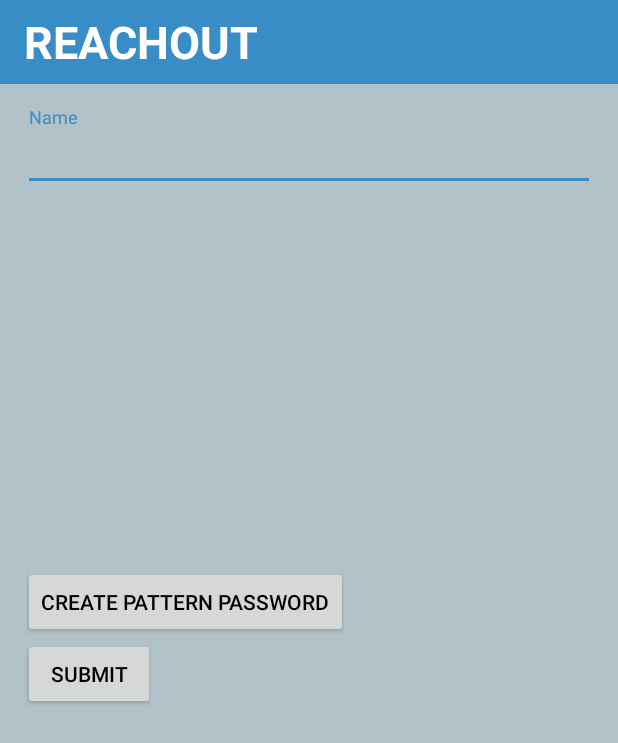
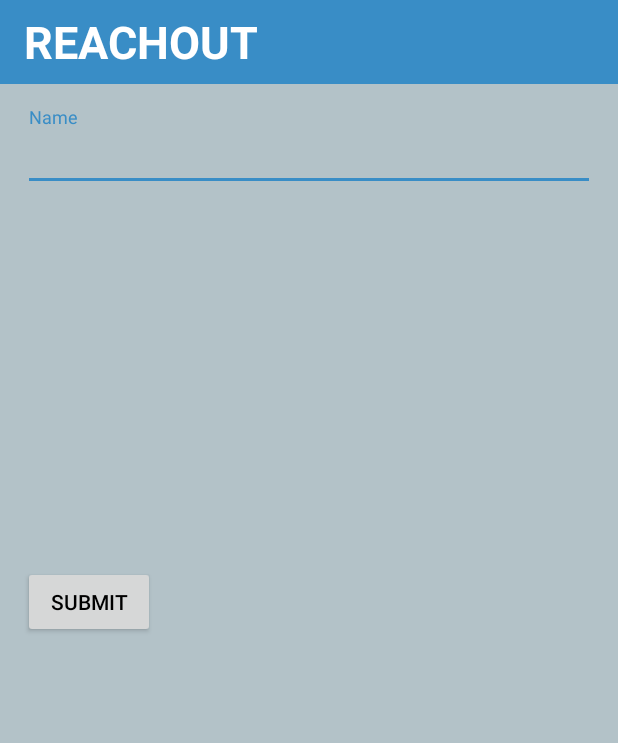
Before and after one commit to JZHeadley/ReachOut, an Android app: the RegisterActivity screen opened directly, with no data from a screen before it, on a phone screen of 412 x 824 dp. Shown: the top 743 px of the screen. Run offline under Robolectric (Android 15) with nearby library versions, the phone set to English and light mode, and no system bars; libraries missing offline, so code that uses them is left out: com.amazonaws.mobileconnectors, com.sakebook.android; 3 statements that could not run were skipped.

Commit message:
Finished setting up registration

```diff
--- a/app/src/main/java/com/jzheadley/reachout/models/dataobjects/Person.java
+++ b/app/src/main/java/com/jzheadley/reachout/models/dataobjects/Person.java
@@ -31,7 +31,6 @@ public class Person implements Parcelable {
     private boolean isLeader = false;
     // private String idOfConfirmingLeader = " ";
     private ArrayList<String> proposals;
-
     public Person() {
         proposals = new ArrayList<>();
         proposals.add(" ");
@@ -61,6 +60,20 @@ public class Person implements Parcelable {
         this.passHash = in.readString();
         this.isLeader = in.readByte() != 0;
         this.proposals = in.createStringArrayList();
+    }
+
+    @Override
+    public String toString() {
+        return "Person{" +
+            "name='" + name + '\'' +
+            ", personId='" + personId + '\'' +
+            ", longitude=" + longitude +
+            ", lattitude=" + lattitude +
+            ", profile_picture='" + profile_picture + '\'' +
+            ", passHash='" + passHash + '\'' +
+            ", isLeader=" + isLeader +
+            ", proposals=" + proposals +
+            '}';
     }
 
     @DynamoDBHashKey(attributeName = "personId")
--- a/app/src/main/java/com/jzheadley/reachout/views/ThreeButtonView.java
+++ b/app/src/main/java/com/jzheadley/reachout/views/ThreeButtonView.java
@@ -137,6 +137,7 @@ public class ThreeButtonView extends LinearLayout {
         };
 
         recognitionProgressView = ((RecognitionProgressView) dialog.findViewById(R.id.recognition_view));
+        recognitionProgressView.play();
         recognitionProgressView.setRecognitionListener(new RecognitionListenerAdapter() {
             @Override
             public void onBeginningOfSpeech() {
--- a/app/src/main/res/layout/activity_registration.xml
+++ b/app/src/main/res/layout/activity_registration.xml
@@ -6,7 +6,7 @@
     android:padding="15dp">
 
     <LinearLayout
-        android:layout_height="match_parent"
+        android:layout_height="wrap_content"
         android:layout_width="match_parent"
         android:orientation="vertical">
 
@@ -15,7 +15,7 @@
             android:layout_width="match_parent">
 
             <EditText
-                android:hint="Name"
+                android:hint="@string/name"
                 android:id="@+id/name_input"
                 android:layout_height="wrap_content"
                 android:layout_width="match_parent"
@@ -30,17 +30,12 @@
             android:onClick="onImageClick"
             android:src="@drawable/image_placeholder" />
 
-        <Button
-            android:layout_height="wrap_content"
-            android:layout_width="wrap_content"
-            android:onClick="onPatternClick"
-            android:text="@string/create_pattern_password" />
 
         <Button
             android:id="@+id/submit_registration"
             android:layout_height="wrap_content"
             android:layout_width="wrap_content"
             android:onClick="onClick"
-            android:text="Submit" />
+            android:text="@string/submit" />
     </LinearLayout>
 </ScrollView>
--- a/app/src/main/res/values/strings.xml
+++ b/app/src/main/res/values/strings.xml
@@ -18,4 +18,8 @@
     <string name="title_activity_borrower">BorrowerActivity</string>
     <string name="not_already_a_member_register_here">Not already a member? Register Here!</string>
     <string name="create_pattern_password">Create Pattern Password</string>
+    <string name="please_swipe_the_dots_to_create_your_pattern">Please swipe the dots to create your pattern.</string>
+    <string name="submit">Submit</string>
+    <string name="name">Name</string>
+    <string name="proposal_information">Proposal Information</string>
 </resources>
```
Also changed, not shown: app/src/main/AndroidManifest.xml (+5 -2 lines), app/src/main/java/com/jzheadley/reachout/ui/RegisterActivity.java (+0 -21 lines), app/src/main/java/com/jzheadley/reachout/ui/SetPatternPassword.java (+27 -0 lines), app/src/main/res/layout/activity_set_pattern.xml (+10 -0 lines), app/src/main/res/layout/activity_view_proposal.xml (+7 -7 lines).
